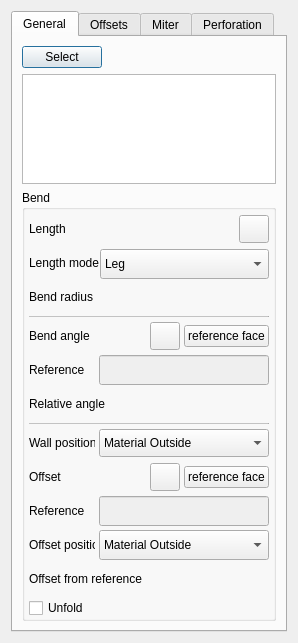
The window that Resources/panels/FlangeParameters.ui (shaise/FreeCAD_SheetMetal) describes before a commit, drawn with Qt 5.
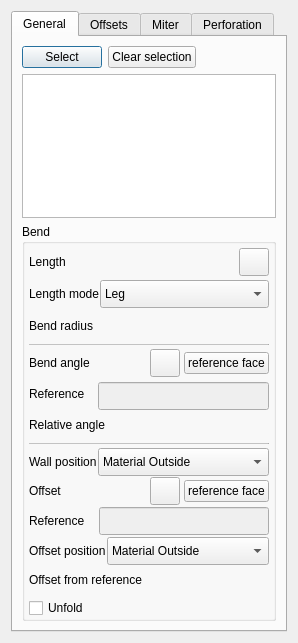
The same window after the commit. Icons and pictures are not drawn. Custom widgets are drawn as their Qt base class.

Commit message: Add clear selection button and adjust readme to pr #471

Patch:
```diff
--- a/Resources/panels/FlangeParameters.ui
+++ b/Resources/panels/FlangeParameters.ui
@@ -54,6 +54,13 @@
            </property>
           </widget>
          </item>
+         <item>
+          <widget class="QPushButton" name="pushClearSel">
+           <property name="text">
+            <string>Clear selection</string>
+           </property>
+          </widget>
+         </item>
          <item>
           <spacer name="horizontalSpacer">
            <property name="orientation">
@@ -72,7 +79,7 @@
        <item>
         <widget class="QTreeWidget" name="tree">
          <property name="sizePolicy">
-          <sizepolicy hsizetype="Preferred" vsizetype="Maximum">
+          <sizepolicy hsizetype="Preferred" vsizetype="Expanding">
            <horstretch>0</horstretch>
            <verstretch>0</verstretch>
           </sizepolicy>
@@ -95,6 +102,12 @@
            <height>0</height>
           </size>
          </property>
+         <property name="styleSheet">
+          <string notr="true"/>
+         </property>
+         <property name="selectionMode">
+          <enum>QAbstractItemView::SelectionMode::MultiSelection</enum>
+         </property>
          <property name="indentation">
           <number>20</number>
          </property>
@@ -183,7 +196,7 @@
               <number>0</number>
              </property>
              <property name="spacing">
-              <number>4</number>
+              <number>1</number>
              </property>
              <item row="1" column="0">
               <layout class="QHBoxLayout" name="angleLayout">
@@ -200,14 +213,8 @@
                  </property>
                  <property name="minimumSize">
                   <size>
-                   <width>66</width>
-                   <height>30</height>
-                  </size>
-                 </property>
-                 <property name="baseSize">
-                  <size>
-                   <width>0</width>
-                   <height>30</height>
+                   <width>65</width>
+                   <height>0</height>
                   </size>
                  </property>
                  <property name="text">
@@ -223,18 +230,6 @@
                    <verstretch>0</verstretch>
                   </sizepolicy>
                  </property>
-                 <property name="minimumSize">
-                  <size>
-                   <width>0</width>
-                   <height>30</height>
-                  </size>
-                 </property>
-                 <property name="baseSize">
-                  <size>
-                   <width>0</width>
-                   <height>30</height>
-                  </size>
-                 </property>
                  <property name="unit" stdset="0">
                   <string notr="true">deg</string>
                  </property>
@@ -316,15 +311,9 @@
              </item>
              <item row="2" column="0">
               <widget class="QWidget" name="frameRelatAngle" native="true">
-               <property name="sizePolicy">
-                <sizepolicy hsizetype="Preferred" vsizetype="Maximum">
-                 <horstretch>0</horstretch>
-                 <verstretch>0</verstretch>
-                </sizepolicy>
-               </property>
                <layout class="QVBoxLayout" name="verticalLayout_7">
                 <property name="spacing">
-                 <number>4</number>
+                 <number>1</number>
                 </property>
                 <property name="leftMargin">
                  <number>0</number>
@@ -349,7 +338,7 @@
                   <property name="minimumSize">
                    <size>
                     <width>0</width>
-                    <height>30</height>
+                    <height>32</height>
                    </size>
                   </property>
                   <property name="baseSize">
@@ -360,19 +349,19 @@
                   </property>
                   <layout class="QHBoxLayout" name="frameRelativeAngle">
                    <property name="spacing">
-                    <number>0</number>
+                    <number>4</number>
                    </property>
                    <property name="leftMargin">
                     <number>0</number>
                    </property>
                    <property name="topMargin">
-                    <number>0</number>
+                    <number>4</number>
                    </property>
                    <property name="rightMargin">
                     <number>0</number>
                    </property>
                    <property name="bottomMargin">
-                    <number>0</number>
+                    <number>4</number>
                    </property>
                    <item>
                     <widget class="QLabel" name="labelFaceAngleRef">
@@ -384,14 +373,8 @@
                      </property>
                      <property name="minimumSize">
                       <size>
-                       <width>70</width>
-                       <height>30</height>
-                      </size>
-                     </property>
-                     <property name="baseSize">
-                      <size>
-                       <width>0</width>
-                       <height>30</height>
+                       <width>65</width>
+                       <height>0</height>
                       </size>
                      </property>
                      <property name="text">
@@ -405,7 +388,7 @@
                       <bool>false</bool>
                      </property>
                      <property name="sizePolicy">
-                      <sizepolicy hsizetype="Preferred" vsizetype="Preferred">
+                      <sizepolicy hsizetype="Preferred" vsizetype="Fixed">
                        <horstretch>0</horstretch>
                        <verstretch>0</verstretch>
                       </sizepolicy>
@@ -413,7 +396,7 @@
                      <property name="minimumSize">
                       <size>
                        <width>50</width>
-                       <height>30</height>
+                       <height>28</height>
                       </size>
                      </property>
                      <property name="baseSize">
@@ -428,41 +411,7 @@
                  </widget>
                 </item>
                 <item>
-                 <widget class="QWidget" name="layoutRelatAng" native="true">
-                  <property name="sizePolicy">
-                   <sizepolicy hsizetype="Preferred" vsizetype="Preferred">
-                    <horstretch>0</horstretch>
-                    <verstretch>0</verstretch>
-                   </sizepolicy>
-                  </property>
-                  <property name="minimumSize">
-                   <size>
-                    <width>0</width>
-                    <height>30</height>
-                   </size>
-                  </property>
-                  <property name="baseSize">
-                   <size>
-                    <width>0</width>
-                    <height>30</height>
-                   </size>
-                  </property>
                   <layout class="QHBoxLayout" name="horizontalLayout_3">
-                   <property name="spacing">
-                    <number>0</number>
-                   </property>
-                   <property name="leftMargin">
-                    <number>0</number>
-                   </property>
-                   <property name="topMargin">
-                    <number>0</number>
-                   </property>
-                   <property name="rightMargin">
-                    <number>0</number>
-                   </property>
-                   <property name="bottomMargin">
-                    <number>0</number>
-                   </property>
                    <item>
                     <widget class="QLabel" name="labelRelatAngle">
                      <property name="sizePolicy">
@@ -473,14 +422,8 @@
                      </property>
                      <property name="minimumSize">
                       <size>
-                       <width>70</width>
-                       <height>30</height>
-                      </size>
-                     </property>
-                     <property name="maximumSize">
-                      <size>
-                       <width>16777215</width>
-                       <height>16777215</height>
+                      <width>0</width>
+                      <height>28</height>
                       </size>
                      </property>
                      <property name="baseSize">
@@ -499,16 +442,10 @@
                    </item>
                    <item>
                     <widget class="Gui::QuantitySpinBox" name="RelativeAngle" native="true">
-                     <property name="sizePolicy">
-                      <sizepolicy hsizetype="Preferred" vsizetype="Preferred">
-                       <horstretch>0</horstretch>
-                       <verstretch>0</verstretch>
-                      </sizepolicy>
-                     </property>
                      <property name="minimumSize">
                       <size>
                        <width>0</width>
-                       <height>30</height>
+                      <height>28</height>
                       </size>
                      </property>
                      <property name="baseSize">
@@ -532,7 +469,6 @@
                     </widget>
                    </item>
                   </layout>
-                 </widget>
                 </item>
                </layout>
               </widget>
@@ -543,7 +479,7 @@
           <item row="2" column="1" colspan="3">
            <layout class="QHBoxLayout" name="radiusLayout">
             <property name="spacing">
-             <number>4</number>
+             <number>1</number>
             </property>
             <item>
              <widget class="QLabel" name="labelBendRadius">
@@ -555,8 +491,8 @@
               </property>
               <property name="minimumSize">
                <size>
-                <width>66</width>
-                <height>30</height>
+                <width>68</width>
+                <height>28</height>
                </size>
               </property>
               <property name="baseSize">
@@ -578,18 +514,6 @@
                 <verstretch>0</verstretch>
                </sizepolicy>
               </property>
-              <property name="minimumSize">
-               <size>
-                <width>0</width>
-                <height>30</height>
-               </size>
-              </property>
-              <property name="baseSize">
-               <size>
-                <width>0</width>
-                <height>30</height>
-               </size>
-              </property>
               <property name="unit" stdset="0">
                <string notr="true">mm</string>
               </property>
@@ -665,9 +589,6 @@
           </item>
           <item row="1" column="1" colspan="3">
            <layout class="QHBoxLayout" name="lengthModeLayout">
-            <property name="spacing">
-             <number>0</number>
-            </property>
             <item>
              <widget class="QLabel" name="labelLengthMode">
               <property name="sizePolicy">
@@ -679,7 +600,7 @@
               <property name="minimumSize">
                <size>
                 <width>70</width>
-                <height>30</height>
+                <height>0</height>
                </size>
               </property>
               <property name="baseSize">
@@ -696,7 +617,7 @@
             <item>
              <widget class="QComboBox" name="LengthSpec">
               <property name="sizePolicy">
-               <sizepolicy hsizetype="Preferred" vsizetype="Preferred">
+               <sizepolicy hsizetype="Preferred" vsizetype="Fixed">
                 <horstretch>0</horstretch>
                 <verstretch>0</verstretch>
                </sizepolicy>
@@ -704,7 +625,7 @@
               <property name="minimumSize">
                <size>
                 <width>0</width>
-                <height>30</height>
+                <height>28</height>
                </size>
               </property>
               <property name="maximumSize">
@@ -841,7 +762,7 @@
            </widget>
           </item>
           <item row="0" column="1" colspan="3">
-           <layout class="QHBoxLayout" name="lengthLayout" stretch="0,0,0">
+           <layout class="QHBoxLayout" name="lengthLayout">
             <property name="spacing">
              <number>4</number>
             </property>
@@ -856,13 +777,7 @@
               <property name="minimumSize">
                <size>
                 <width>66</width>
-                <height>30</height>
-               </size>
-              </property>
-              <property name="baseSize">
-               <size>
-                <width>0</width>
-                <height>30</height>
+                <height>0</height>
                </size>
               </property>
               <property name="text">
@@ -878,18 +793,6 @@
                 <verstretch>0</verstretch>
                </sizepolicy>
               </property>
-              <property name="minimumSize">
-               <size>
-                <width>0</width>
-                <height>30</height>
-               </size>
-              </property>
-              <property name="baseSize">
-               <size>
-                <width>0</width>
-                <height>30</height>
-               </size>
-              </property>
               <property name="unit" stdset="0">
                <string notr="true">mm</string>
               </property>
@@ -1010,7 +913,7 @@
               <number>0</number>
              </property>
              <property name="spacing">
-              <number>4</number>
+              <number>1</number>
              </property>
              <item row="5" column="0">
               <widget class="QWidget" name="frameOffOff" native="true">
@@ -1041,7 +944,7 @@
                   <property name="minimumSize">
                    <size>
                     <width>28</width>
-                    <height>30</height>
+                    <height>28</height>
                    </size>
                   </property>
                   <property name="baseSize">
@@ -1085,18 +988,6 @@
              </item>
              <item row="2" column="0">
               <widget class="QWidget" name="frameOffFaceRef" native="true">
-               <property name="minimumSize">
-                <size>
-                 <width>0</width>
-                 <height>30</height>
-                </size>
-               </property>
-               <property name="baseSize">
-                <size>
-                 <width>0</width>
-                 <height>30</height>
-                </size>
-               </property>
                <layout class="QHBoxLayout" name="offsetLayout2">
                 <property name="spacing">
                  <number>4</number>
@@ -1124,7 +1015,7 @@
                   <property name="minimumSize">
                    <size>
                     <width>66</width>
-                    <height>30</height>
+                    <height>0</height>
                    </size>
                   </property>
                   <property name="maximumSize">
@@ -1155,18 +1046,6 @@
                     <verstretch>0</verstretch>
                    </sizepolicy>
                   </property>
-                  <property name="minimumSize">
-                   <size>
-                    <width>0</width>
-                    <height>30</height>
-                   </size>
-                  </property>
-                  <property name="baseSize">
-                   <size>
-                    <width>0</width>
-                    <height>30</height>
-                   </size>
-                  </property>
                   <property name="unit" stdset="0">
                    <string notr="true">mm</string>
                   </property>
@@ -1242,7 +1121,7 @@
               <widget class="QWidget" name="frameOffType" native="true">
                <layout class="QVBoxLayout" name="verticalLayout_8">
                 <property name="spacing">
-                 <number>4</number>
+                 <number>1</number>
                 </property>
                 <property name="leftMargin">
                  <number>0</number>
@@ -1258,18 +1137,6 @@
                 </property>
                 <item>
                  <widget class="QWidget" name="frameOffFaceRef_2" native="true">
-                  <property name="minimumSize">
-                   <size>
-                    <width>0</width>
-                    <height>30</height>
-                   </size>
-                  </property>
-                  <property name="baseSize">
-                   <size>
-                    <width>0</width>
-                    <height>30</height>
-                   </size>
-                  </property>
                   <layout class="QHBoxLayout" name="frameOffsetType">
                    <property name="spacing">
                     <number>4</number>
@@ -1278,13 +1145,13 @@
                     <number>0</number>
                    </property>
                    <property name="topMargin">
-                    <number>0</number>
+                    <number>1</number>
                    </property>
                    <property name="rightMargin">
                     <number>0</number>
                    </property>
                    <property name="bottomMargin">
-                    <number>0</number>
+                    <number>1</number>
                    </property>
                    <item>
                     <widget class="QLabel" name="labelOffsetFaceRef">
@@ -1297,13 +1164,7 @@
                      <property name="minimumSize">
                       <size>
                        <width>66</width>
-                       <height>30</height>
-                      </size>
-                     </property>
-                     <property name="baseSize">
-                      <size>
-                       <width>0</width>
-                       <height>30</height>
+                       <height>0</height>
                       </size>
                      </property>
                      <property name="text">
@@ -1317,7 +1178,7 @@
                       <bool>false</bool>
                      </property>
                      <property name="sizePolicy">
-                      <sizepolicy hsizetype="Preferred" vsizetype="Preferred">
+                      <sizepolicy hsizetype="Preferred" vsizetype="Fixed">
                        <horstretch>0</horstretch>
                        <verstretch>0</verstretch>
                       </sizepolicy>
@@ -1325,7 +1186,7 @@
                      <property name="minimumSize">
                       <size>
                        <width>0</width>
-                       <height>30</height>
+                       <height>28</height>
                       </size>
                      </property>
                      <property name="baseSize">
@@ -1342,28 +1203,10 @@
                 <item>
                  <layout class="QHBoxLayout" name="horizontalLayout_6">
                   <property name="spacing">
-                   <number>4</number>
+                   <number>1</number>
                   </property>
                   <item>
                    <widget class="QLabel" name="labelOffsetPos">
-                    <property name="minimumSize">
-                     <size>
-                      <width>0</width>
-                      <height>30</height>
-                     </size>
-                    </property>
-                    <property name="maximumSize">
-                     <size>
-                      <width>66</width>
-                      <height>16777215</height>
-                     </size>
-                    </property>
-                    <property name="baseSize">
-                     <size>
-                      <width>0</width>
-                      <height>30</height>
-                     </size>
-                    </property>
                     <property name="text">
                      <string>Offset position</string>
                     </property>
@@ -1380,7 +1223,7 @@
                     <property name="minimumSize">
                      <size>
                       <width>0</width>
-                      <height>30</height>
+                      <height>28</height>
                      </size>
                     </property>
                     <property name="maximumSize">
@@ -1469,7 +1312,7 @@
              <item row="1" column="0">
               <layout class="QHBoxLayout" name="bendTypeLayout">
                <property name="spacing">
-                <number>4</number>
+                <number>1</number>
                </property>
                <item>
                 <widget class="QLabel" name="labelWallPos">
@@ -1481,8 +1324,8 @@
                  </property>
                  <property name="minimumSize">
                   <size>
-                   <width>66</width>
-                   <height>30</height>
+                   <width>68</width>
+                   <height>0</height>
                   </size>
                  </property>
                  <property name="maximumSize">
@@ -1505,7 +1348,7 @@
                <item>
                 <widget class="QComboBox" name="BendType">
                  <property name="sizePolicy">
-                  <sizepolicy hsizetype="Preferred" vsizetype="Preferred">
+                  <sizepolicy hsizetype="Preferred" vsizetype="Fixed">
                    <horstretch>0</horstretch>
                    <verstretch>0</verstretch>
                   </sizepolicy>
```
Left out of the diff: 32 changed lines with no effect on the pictures. Lines whose indentation alone changed are shown as unchanged. The commit also changes 14 other files.
